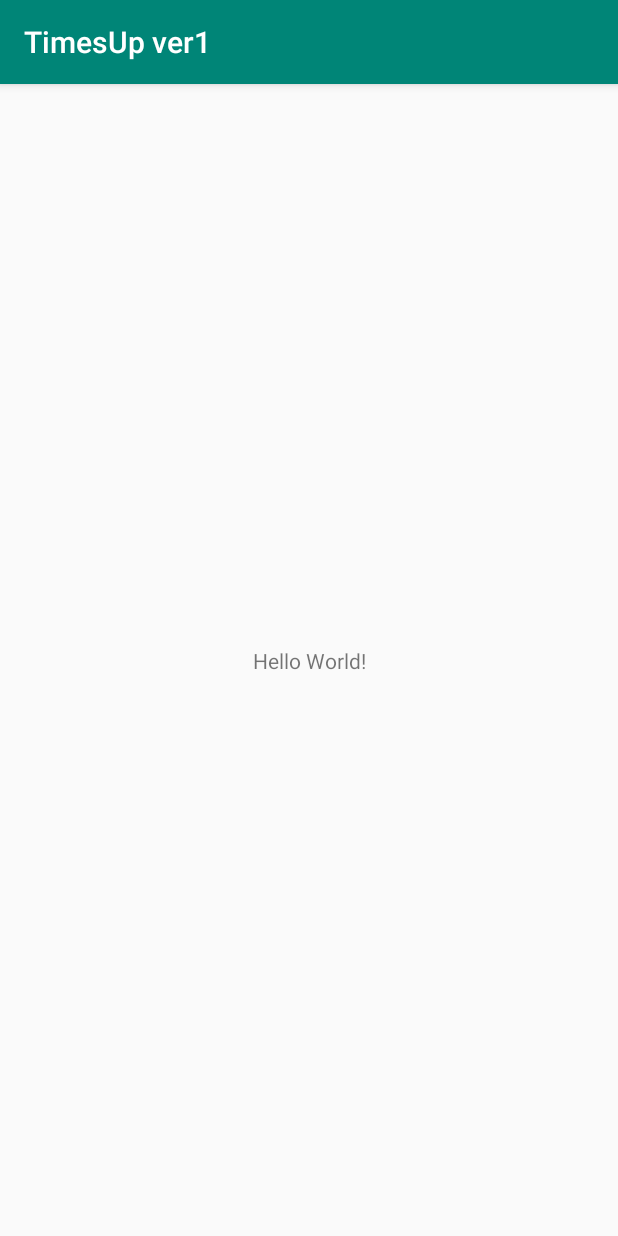
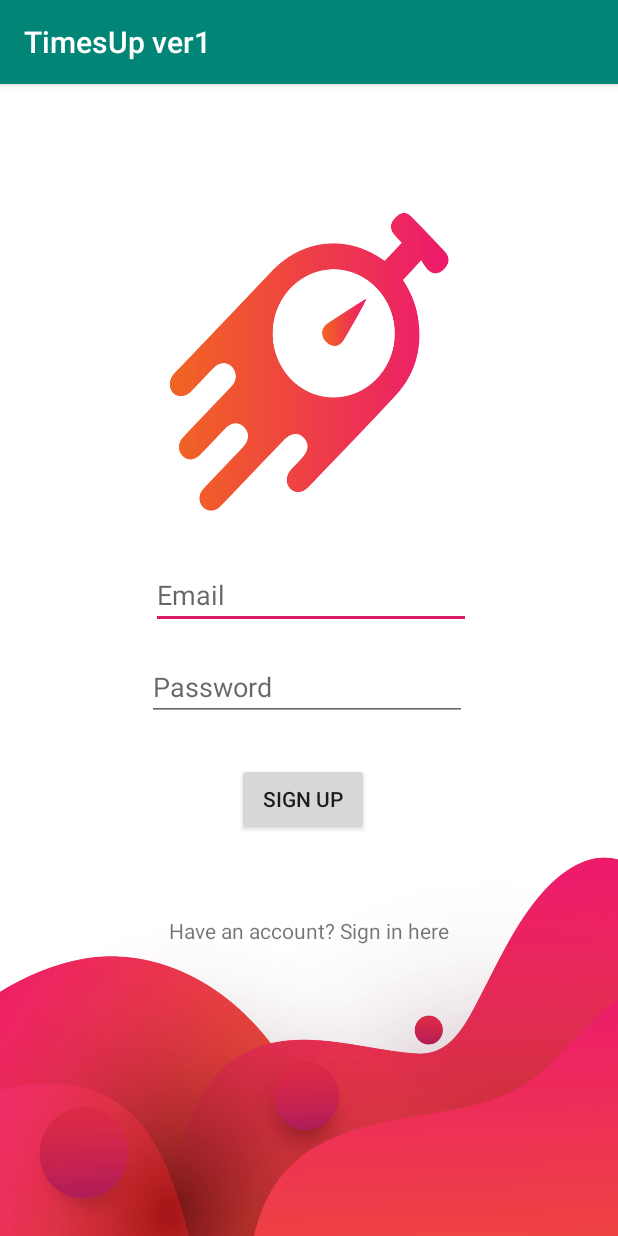
Before and after one commit to kynang98/TimesUp_ver1, an Android app: the screen it shows after launch (MainActivity), on a phone screen of 412 x 824 dp. Run offline under Robolectric (Android 15) with nearby library versions, the phone set to English and light mode, and no system bars.

Commit message:
Login Activity UI

```diff
--- a/app/src/main/res/layout/activity_main.xml
+++ b/app/src/main/res/layout/activity_main.xml
@@ -4,14 +4,70 @@
     xmlns:tools="http://schemas.android.com/tools"
     android:layout_width="match_parent"
     android:layout_height="match_parent"
-    tools:context=".MainActivity">
-    <TextView
+    tools:context=".MainActivity"
+    android:background="@drawable/loginbg">
+
+    <EditText
+        android:id="@+id/login_email"
         android:layout_width="wrap_content"
         android:layout_height="wrap_content"
-        android:text="Hello World!"
+        android:layout_marginStart="98dp"
+        android:layout_marginTop="318dp"
+        android:layout_marginEnd="98dp"
+        android:layout_marginBottom="368dp"
+        android:ems="10"
+        android:hint="@string/email"
+        android:inputType="textEmailAddress"
         app:layout_constraintBottom_toBottomOf="parent"
-        app:layout_constraintLeft_toLeftOf="parent"
-        app:layout_constraintRight_toRightOf="parent"
-        app:layout_constraintTop_toTopOf="parent" />
+        app:layout_constraintEnd_toEndOf="parent"
+        app:layout_constraintHorizontal_bias="1.0"
+        app:layout_constraintStart_toStartOf="parent"
+        app:layout_constraintTop_toTopOf="parent"
+        app:layout_constraintVertical_bias="0.0" />
 
+    <EditText
+        android:id="@+id/login_pw"
+        android:layout_width="wrap_content"
+        android:layout_height="wrap_content"
+        android:layout_marginStart="98dp"
+        android:layout_marginTop="16dp"
+        android:layout_marginEnd="98dp"
+        android:ems="10"
+        android:hint="@string/password"
+        android:inputType="textPassword"
+        app:layout_constraintEnd_toEndOf="parent"
+        app:layout_constraintHorizontal_bias="0.0"
+        app:layout_constraintStart_toStartOf="parent"
+        app:layout_constraintTop_toBottomOf="@+id/login_email" />
+
+    <TextView
+        android:id="@+id/login_signin"
+        android:layout_width="wrap_content"
+        android:layout_height="wrap_content"
+        android:layout_marginStart="175dp"
+        android:layout_marginEnd="177dp"
+        android:layout_marginBottom="90dp"
+        android:text="@string/have_an_account_sign_in_here"
+        app:layout_constraintBottom_toBottomOf="parent"
+        app:layout_constraintEnd_toEndOf="parent"
+        app:layout_constraintHorizontal_bias="0.496"
+        app:layout_constraintStart_toStartOf="parent"
+        app:layout_constraintTop_toBottomOf="@+id/login_pw"
+        app:layout_constraintVertical_bias="0.555" />
+
+    <Button
+        android:id="@+id/login_signup"
+        android:layout_width="wrap_content"
+        android:layout_height="wrap_content"
+        android:layout_marginStart="157dp"
+        android:layout_marginTop="33dp"
+        android:layout_marginEnd="166dp"
+        android:layout_marginBottom="96dp"
+        android:text="@string/sign_up"
+        app:layout_constraintBottom_toTopOf="@+id/login_signin"
+        app:layout_constraintEnd_toEndOf="parent"
+        app:layout_constraintHorizontal_bias="1.0"
+        app:layout_constraintStart_toStartOf="parent"
+        app:layout_constraintTop_toBottomOf="@+id/login_pw"
+        app:layout_constraintVertical_bias="0.119" />
 </androidx.constraintlayout.widget.ConstraintLayout>
--- a/app/src/main/res/values/strings.xml
+++ b/app/src/main/res/values/strings.xml
@@ -14,4 +14,8 @@
     <string name="title_activity_testes">Testes</string>
     <string name="dummy_button">Dummy Button</string>
     <string name="dummy_content">DUMMY\nCONTENT</string>
+    <string name="email">Email</string>
+    <string name="sign_up">Sign Up</string>
+    <string name="have_an_account_sign_in_here">Have an account? Sign in here</string>
+    <string name="password">Password</string>
 </resources>
```
